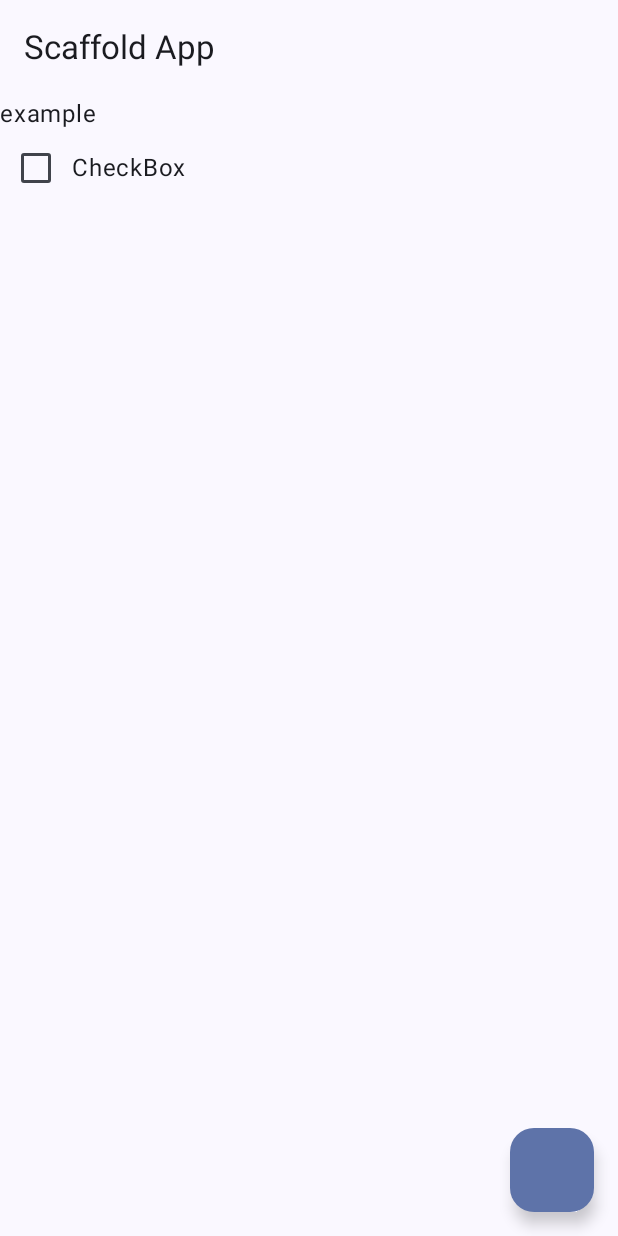
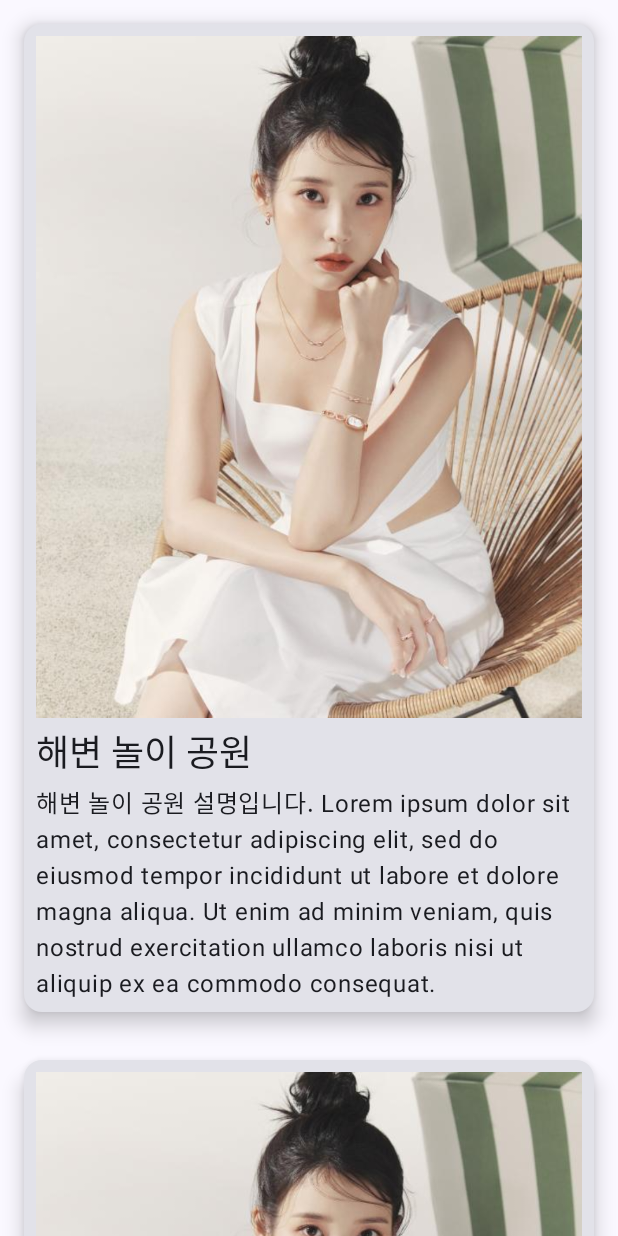
Before and after one commit to theo-no/Compose_Example, an Android app built with Jetpack Compose: the screen it shows after launch (ScaffoldActivity before the commit, CatalogActivity after it), on a phone screen of 412 x 824 dp. Run offline under Robolectric (Android 15) with nearby library versions, the phone set to English and light mode, and no system bars.

Commit message:
catalog 완료 후 navigation 구축 중

```diff
--- /dev/null
+++ b/Compose_Example/app/src/main/java/com/csh/compose_example/component/CatalogActivity.kt
@@ -0,0 +1,160 @@
+package com.csh.compose_example.component
+
+import android.content.ClipData
+import android.os.Bundle
+import androidx.activity.ComponentActivity
+import androidx.activity.compose.setContent
+import androidx.annotation.DrawableRes
+import androidx.compose.foundation.Image
+import androidx.compose.foundation.layout.Column
+import androidx.compose.foundation.layout.Spacer
+import androidx.compose.foundation.layout.fillMaxSize
+import androidx.compose.foundation.layout.padding
+import androidx.compose.foundation.layout.size
+import androidx.compose.foundation.lazy.LazyColumn
+import androidx.compose.foundation.lazy.items
+import androidx.compose.material3.Card
+import androidx.compose.material3.CardDefaults
+import androidx.compose.material3.MaterialTheme
+import androidx.compose.material3.Surface
+import androidx.compose.material3.Text
+import androidx.compose.runtime.Composable
+import androidx.compose.ui.Modifier
+import androidx.compose.ui.res.painterResource
+import androidx.compose.ui.tooling.preview.Preview
+import androidx.compose.ui.unit.dp
+import com.csh.compose_example.R
+import com.csh.compose_example.component.ui.theme.Compose_ExampleTheme
+
+class CatalogActivity : ComponentActivity() {
+    override fun onCreate(savedInstanceState: Bundle?) {
+        super.onCreate(savedInstanceState)
+        setContent {
+            Compose_ExampleTheme {
+                // A surface container using the 'background' color from the theme
+                Surface(
+                    modifier = Modifier.fillMaxSize(),
+                    color = MaterialTheme.colorScheme.background
+                ) {
+                    CatalogEx(items)
+                }
+            }
+        }
+    }
+}
+
+@Composable
+fun CatalogEx(itemList: List<ItemData>) {
+    //필요할 때만 보여주겠다라는 의미 -> android의 recyclerview / listview
+    LazyColumn{
+        item{
+            Item(itemList[0])
+        }
+        items(itemList){ item ->
+            Item(item)
+        }
+    }
+}
+
+@Preview(showBackground = true)
+@Composable
+fun GreetingPreview11() {
+    Compose_ExampleTheme {
+        CatalogEx(items)
+    }
+}
+
+@Composable
+fun Item(itemData: ItemData){
+    Card(
+        elevation = CardDefaults.cardElevation(8.dp),
+        modifier = Modifier.padding(16.dp)
+    ) {
+        Column(
+            modifier = Modifier.padding(8.dp)
+        ) {
+            Image(
+                painter = painterResource(id = itemData.imageId),
+                contentDescription = itemData.description
+            )
+            Spacer(modifier = Modifier.size(4.dp))
+            Text(
+                text = itemData.title,
+                style = MaterialTheme.typography.headlineSmall
+            )
+            Spacer(modifier = Modifier.size(4.dp))
+            Text(
+                text = itemData.description
+            )
+        }
+    }
+}
+
+@Preview(showBackground = true)
+@Composable
+fun ItemPreview() {
+    Compose_ExampleTheme {
+        Item(
+            ItemData(
+                imageId = R.drawable.image_iu,
+                title = "해변 놀이 공원",
+                description = "해변 놀이 공원 설명입니다. Lorem ipsum dolor sit amet, consectetur adipiscing elit, sed do eiusmod tempor incididunt ut labore et dolore magna aliqua. Ut enim ad minim veniam, quis nostrud exercitation ullamco laboris nisi ut aliquip ex ea commodo consequat. "
+            )
+        )
+    }
+}
+
+
+data class ItemData(
+    @DrawableRes val imageId: Int,
+    val title: String,
+    val description: String,
+)
+
+val items = listOf(
+    ItemData(
+        imageId = R.drawable.image_iu,
+        title = "해변 놀이 공원",
+        description = "해변 놀이 공원 설명입니다. Lorem ipsum dolor sit amet, consectetur adipiscing elit, sed do eiusmod tempor incididunt ut labore et dolore magna aliqua. Ut enim ad minim veniam, quis nostrud exercitation ullamco laboris nisi ut aliquip ex ea commodo consequat. "
+    ),
+    ItemData(
+        imageId = R.drawable.image_iu,
+        title = "캐년",
+        description = "미국의 캐년입니다. Lorem ipsum dolor sit amet, consectetur adipiscing elit, sed do eiusmod tempor incididunt ut labore et dolore magna aliqua. Ut enim ad minim veniam, quis nostrud exercitation ullamco laboris nisi ut aliquip ex ea commodo consequat. "
+    ),
+    ItemData(
+        imageId = R.drawable.image_iu,
+        title = "워터월드",
+        description = "워터월드입니다. Lorem ipsum dolor sit amet, consectetur adipiscing elit, sed do eiusmod tempor incididunt ut labore et dolore magna aliqua. Ut enim ad minim veniam, quis nostrud exercitation ullamco laboris nisi ut aliquip ex ea commodo consequat. "
+    ),
+    ItemData(
+        imageId = R.drawable.image_iu,
+        title = "미국의 캐년",
+        description = "미국의 캐년입니다. Lorem ipsum dolor sit amet, consectetur adipiscing elit, sed do eiusmod tempor incididunt ut labore et dolore magna aliqua. Ut enim ad minim veniam, quis nostrud exercitation ullamco laboris nisi ut aliquip ex ea commodo consequat. "
+    ),
+    ItemData(
+        imageId = R.drawable.image_iu,
+        title = "라스베가스",
+        description = "라스베가스입니다. Lorem ipsum dolor sit amet, consectetur adipiscing elit, sed do eiusmod tempor incididunt ut labore et dolore magna aliqua. Ut enim ad minim veniam, quis nostrud exercitation ullamco laboris nisi ut aliquip ex ea commodo consequat. "
+    ),
+    ItemData(
+        imageId = R.drawable.image_iu,
+        title = "호르슈 밴드",
+        description = "호르슈 밴드입니다. Lorem ipsum dolor sit amet, consectetur adipiscing elit, sed do eiusmod tempor incididunt ut labore et dolore magna aliqua. Ut enim ad minim veniam, quis nostrud exercitation ullamco laboris nisi ut aliquip ex ea commodo consequat. "
+    ),
+    ItemData(
+        imageId = R.drawable.image_iu,
+        title = "미국의 길",
+        description = "미국의 길입니다. Lorem ipsum dolor sit amet, consectetur adipiscing elit, sed do eiusmod tempor incididunt ut labore et dolore magna aliqua. Ut enim ad minim veniam, quis nostrud exercitation ullamco laboris nisi ut aliquip ex ea commodo consequat. "
+    ),
+    ItemData(
+        imageId = R.drawable.image_iu,
+        title = "엔텔로프 캐년",
+        description = "엔텔로프 캐년입니다. Lorem ipsum dolor sit amet, consectetur adipiscing elit, sed do eiusmod tempor incididunt ut labore et dolore magna aliqua. Ut enim ad minim veniam, quis nostrud exercitation ullamco laboris nisi ut aliquip ex ea commodo consequat. "
+    ),
+    ItemData(
+        imageId = R.drawable.image_iu,
+        title = "그랜드 캐년",
+        description = "그랜드 캐년입니다. Lorem ipsum dolor sit amet, consectetur adipiscing elit, sed do eiusmod tempor incididunt ut labore et dolore magna aliqua. Ut enim ad minim veniam, quis nostrud exercitation ullamco laboris nisi ut aliquip ex ea commodo consequat. "
+    ),
+)
--- /dev/null
+++ b/Compose_Example/app/src/main/java/com/csh/compose_example/uses/ui/theme/Type.kt
@@ -0,0 +1,34 @@
+package com.csh.compose_example.uses.ui.theme
+
+import androidx.compose.material3.Typography
+import androidx.compose.ui.text.TextStyle
+import androidx.compose.ui.text.font.FontFamily
+import androidx.compose.ui.text.font.FontWeight
+import androidx.compose.ui.unit.sp
+
+// Set of Material typography styles to start with
+val Typography = Typography(
+    bodyLarge = TextStyle(
+        fontFamily = FontFamily.Default,
+        fontWeight = FontWeight.Normal,
+        fontSize = 16.sp,
+        lineHeight = 24.sp,
+        letterSpacing = 0.5.sp
+    )
+    /* Other default text styles to override
+    titleLarge = TextStyle(
+        fontFamily = FontFamily.Default,
+        fontWeight = FontWeight.Normal,
+        fontSize = 22.sp,
+        lineHeight = 28.sp,
+        letterSpacing = 0.sp
+    ),
+    labelSmall = TextStyle(
+        fontFamily = FontFamily.Default,
+        fontWeight = FontWeight.Medium,
+        fontSize = 11.sp,
+        lineHeight = 16.sp,
+        letterSpacing = 0.5.sp
+    )
+    */
+)
--- a/Compose_Example/app/src/main/res/values/strings.xml
+++ b/Compose_Example/app/src/main/res/values/strings.xml
@@ -11,4 +11,6 @@
     <string name="title_activity_top_app_bar">TopAppBarActivity</string>
     <string name="title_activity_slot_apiactivity">SlotAPIActivity</string>
     <string name="title_activity_scaffold">ScaffoldActivity</string>
+    <string name="title_activity_catalog">CatalogActivity</string>
+    <string name="title_activity_uses">UsesActivity</string>
 </resources>
```
Also changed, not shown: Compose_Example/app/build.gradle (+8 -0 lines), Compose_Example/app/src/main/AndroidManifest.xml (+16 -9 lines), Compose_Example/app/src/main/java/com/csh/compose_example/navigation/NavGraph.kt (added, +24 -0 lines), Compose_Example/app/src/main/java/com/csh/compose_example/navigation/Screen.kt (added, +8 -0 lines), Compose_Example/app/src/main/java/com/csh/compose_example/uses/UsesActivity.kt (added, +46 -0 lines), Compose_Example/app/src/main/java/com/csh/compose_example/uses/UsesScreen.kt (added, +11 -0 lines), Compose_Example/app/src/main/java/com/csh/compose_example/uses/ui/theme/Color.kt (added, +11 -0 lines), Compose_Example/app/src/main/java/com/csh/compose_example/uses/ui/theme/Theme.kt (added, +70 -0 lines).
